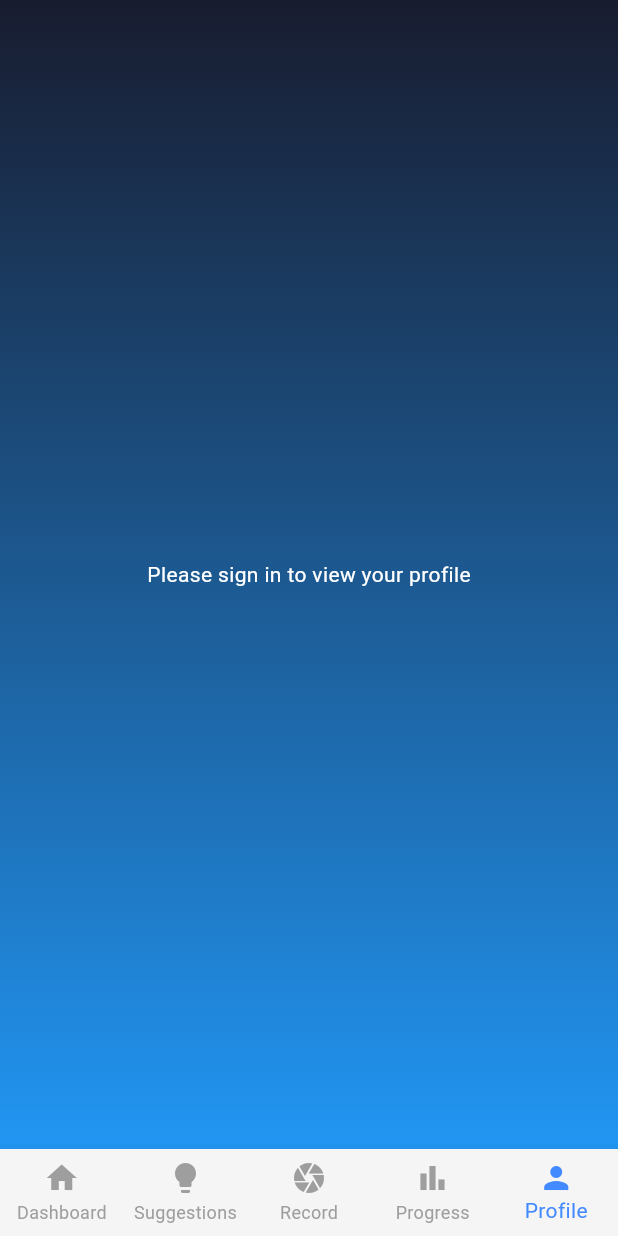
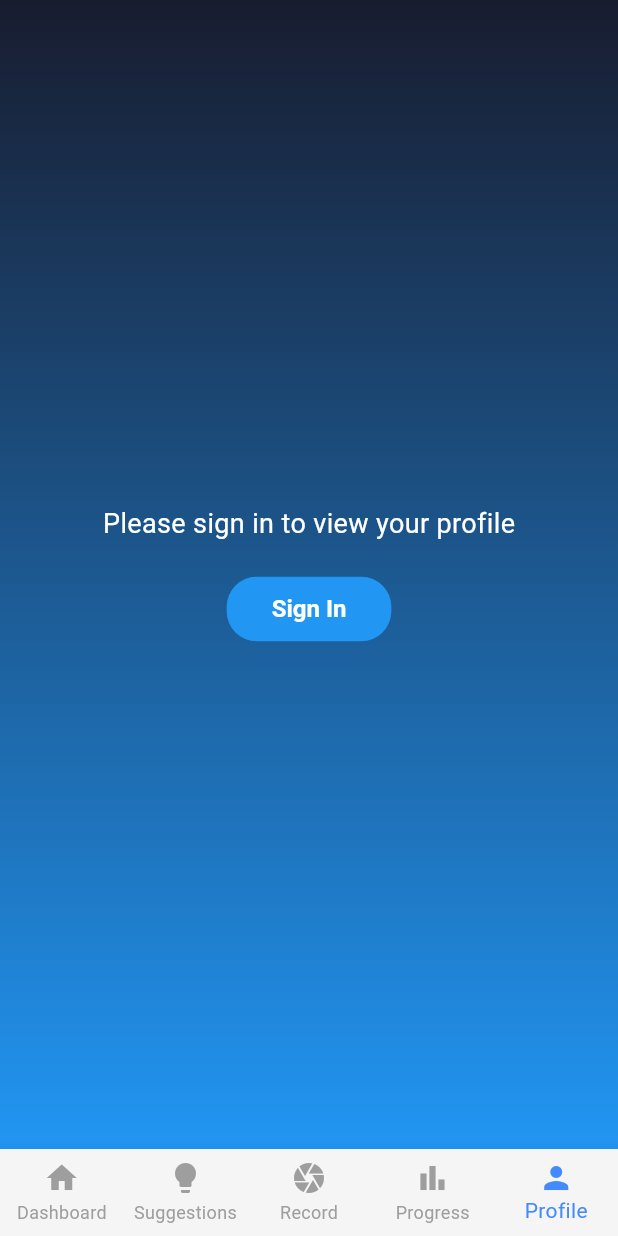
Before and after one commit to amarsheth19/GymGenius, a Flutter app: the screen it shows after launch, item 5 of the bottom bar chosen, on a phone screen of 412 x 824 dp. Run offline on Flutter 3.47's test engine with Material 3 defaults, Android fonts, the phone set to English and light mode, and no system bars; our stand-ins replace camera, cloud_firestore, firebase_auth, firebase_core, google_generative_ai, table_calendar and 1 more; accounts and stored records are empty.

Commit message:
Readded Login Button to Profile Page

```diff
--- a/lib/profile_page.dart
+++ b/lib/profile_page.dart
@@ -203,7 +203,39 @@ class _ProfilePageState extends State<ProfilePage> {
               end: Alignment.bottomCenter,
             ),
           ),
-          child: const Center(child: Text("Please sign in to view your profile", style: TextStyle(color: Colors.white))),
+          child: Center(
+            child: Column(
+              mainAxisAlignment: MainAxisAlignment.center,
+              children: [
+                const Text(
+                  "Please sign in to view your profile",
+                  style: TextStyle(color: Colors.white, fontSize: 18)
+                ),
+                const SizedBox(height: 20),
+                ElevatedButton(
+                  onPressed: () {
+                    Navigator.push(
+                      context,
+                      MaterialPageRoute(
+                        builder: (context) => const LoginPage(),
+                      ),
+                    );
+                  },
+                  style: ElevatedButton.styleFrom(
+                    backgroundColor: Colors.blue,
+                    shape: RoundedRectangleBorder(
+                      borderRadius: BorderRadius.circular(20),
+                    ),
+                    padding: const EdgeInsets.symmetric(horizontal: 30, vertical: 12),
+                  ),
+                  child: const Text(
+                    "Sign In",
+                    style: TextStyle(color: Colors.white, fontSize: 16),
+                  ),
+                ),
+              ],
+            ),
+          ),
         ),
       );
     }
@@ -212,6 +244,37 @@ class _ProfilePageState extends State<ProfilePage> {
       appBar: AppBar(
         title: const Text("Profile"),
         actions: [
+          if (user == null)
+            Padding(
+              padding: const EdgeInsets.symmetric(horizontal: 16.0),
+              child: Center(
+                child: GestureDetector(
+                  onTap: () {
+                    Navigator.push(
+                      context,
+                      MaterialPageRoute(
+                        builder: (context) => const LoginPage(),
+                      ),
+                    );
+                  },
+                  child: const Row(
+                    mainAxisSize: MainAxisSize.min,
+                    children: [
+                      Icon(Icons.login, color: Colors.black),
+                      SizedBox(width: 4),
+                      Text(
+                        "Log in",
+                        style: TextStyle(
+                          color: Colors.black,
+                          fontWeight: FontWeight.normal,
+                        ),
+                      ),
+                    ],
+                  ),
+                ),
+              ),
+            ),
+          if (user != null) // Show logout button if logged in
             Padding(
               padding: const EdgeInsets.symmetric(horizontal: 16.0),
               child: Center(
```
Lines whose indentation alone changed are shown as unchanged.
